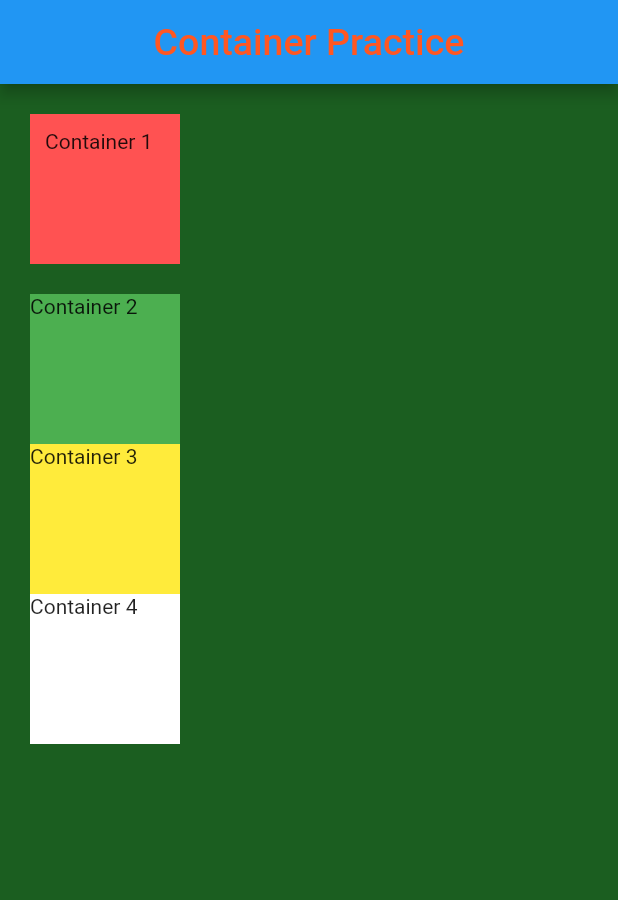
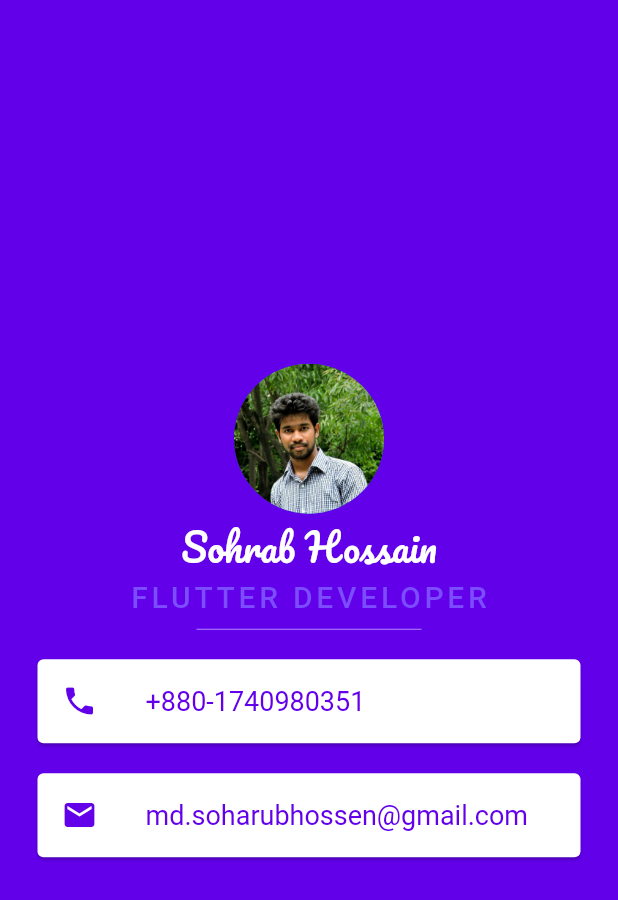
Before and after one commit to sajalkhan/Simple-Flutter-App, a Flutter app: the screen it shows after launch, on a phone screen of 412 x 824 dp. Shown: the top 900 px of the screen. Run offline on Flutter 3.47's test engine with Material 2 defaults, Android fonts, the phone set to English and light mode, and no system bars.

Commit message:
implement a micard mostly focus on flutter app design part

```diff
--- /dev/null
+++ b/lib/Ui/MiCardProject.dart
@@ -0,0 +1,74 @@
+import 'package:flutter/material.dart';
+
+class MiCardProject extends StatelessWidget {
+  @override
+  Widget build(BuildContext context) {
+    return MaterialApp(
+      debugShowCheckedModeBanner: false,
+      home: SafeArea(
+        child: Scaffold(
+          backgroundColor: Colors.deepPurpleAccent.shade700,
+          body: Center(
+            child: Column(
+              mainAxisAlignment: MainAxisAlignment.center,
+              children: <Widget>[
+                CircleAvatar(
+                  radius: 50.0,
+                  backgroundImage: AssetImage('images/sajal.jpg'),
+                ),
+                Text('Sohrab Hossain',style: TextStyle(
+                  fontSize: 25.0,
+                  fontWeight: FontWeight.w500,
+                  fontFamily: 'Pacifico',
+                  color: Colors.white
+                ),),
+                Text('FLUTTER DEVELOPER',style: TextStyle(
+                  fontSize: 20,
+                  letterSpacing: 2.5,
+                  fontWeight: FontWeight.w500,
+                  color: Colors.deepPurpleAccent.shade200
+                ),),
+                SizedBox(
+                  height: 20.0,
+                  width: 150.0,
+                  child: Divider(
+                    color: Colors.deepPurpleAccent.shade100,
+                  ),
+                ),
+                Card(
+                  color: Colors.white,
+                  margin: EdgeInsets.symmetric(
+                    vertical: 10.0, horizontal: 25.0
+                  ),
+                  child: ListTile(
+                    leading: Icon(Icons.phone, color: Colors.deepPurpleAccent.shade700,),
+                    title: Text('+880-1740980351', style: TextStyle(
+                        fontSize: 18,
+                        fontWeight: FontWeight.w400,
+                        color: Colors.deepPurpleAccent.shade700
+                    ),),
+                  ),
+                ),
+                Card(
+                  color: Colors.white,
+                  margin: EdgeInsets.symmetric(
+                      vertical: 10.0, horizontal: 25.0
+                  ),
+                  child: ListTile(
+                    leading:  Icon(Icons.email, color: Colors.deepPurpleAccent.shade700,),
+                    title: Text('md.soharubhossen@gmail.com', style: TextStyle(
+                        fontSize: 18,
+                        fontWeight: FontWeight.w400,
+                        color: Colors.deepPurpleAccent.shade700
+                    ),),
+                  ),
+                ),
+
+              ],
+            ),
+          ),
+        ),
+      ),
+    );
+  }
+}
--- a/lib/main.dart
+++ b/lib/main.dart
@@ -4,6 +4,7 @@ import 'package:flutter/material.dart';
 import 'Ui/Home.dart';
 import 'ui/HomeScreen.dart';
 import 'Ui/ContainerPractice.dart';
+import 'Ui/MiCardProject.dart';
 
 //void main() => runApp( new MaterialApp(  // practice app
 //  debugShowCheckedModeBanner: false,
@@ -12,4 +13,6 @@ import 'Ui/ContainerPractice.dart';
 
 //void main()=> runApp(HomeScreen()); // I am Rich app
 
-void main()=> runApp(ContainerPractice());
+//void main()=> runApp(ContainerPractice());
+
+void main()=> runApp(MiCardProject());
--- a/pubspec.yaml
+++ b/pubspec.yaml
@@ -22,3 +22,8 @@ flutter:
   uses-material-design: true
   assets:
      - images/
+
+  fonts:
+  - family: Pacifico
+    fonts:
+    - asset: fonts/Pacifico-Regular.ttf
```
Also changed, not shown: fonts/Pacifico-Regular.ttf (added), images/sajal.jpg (added).
